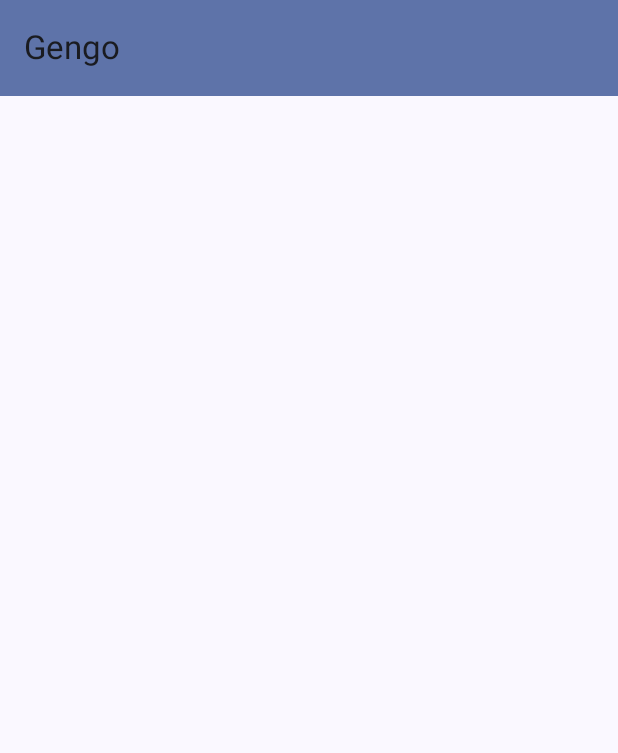
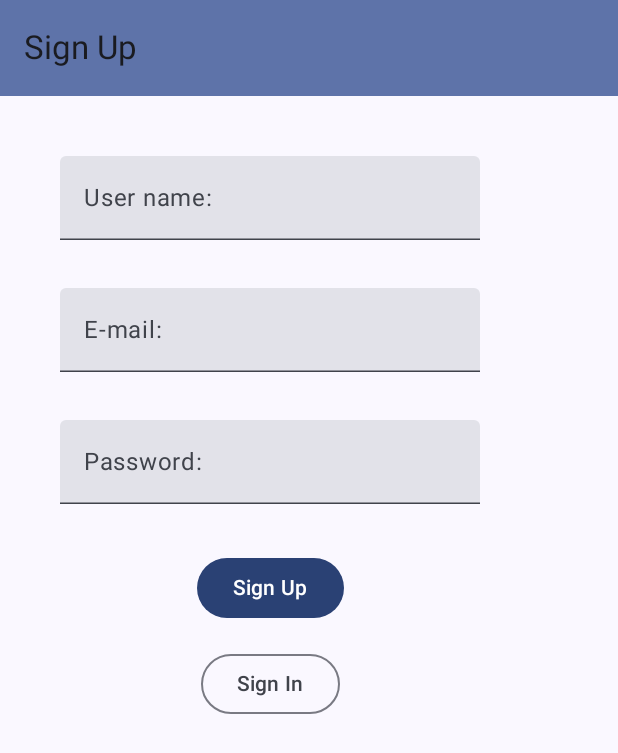
Before and after one commit to murban11/gengo, an Android app built with Jetpack Compose: the screen it shows after launch (MainActivity), on a phone screen of 412 x 824 dp. Shown: the top 753 px of the screen. Run offline under Robolectric (Android 15) with nearby library versions, the phone set to English and light mode, and no system bars.

Commit message:
Add sign in and sign up screens

```diff
--- a/app/src/main/java/com/example/gengo/GengoScreen.kt
+++ b/app/src/main/java/com/example/gengo/GengoScreen.kt
@@ -1,21 +1,37 @@
 package com.example.gengo
 
 import android.annotation.SuppressLint
+import androidx.annotation.StringRes
+import androidx.compose.foundation.layout.padding
 import androidx.compose.material3.MaterialTheme
 import androidx.compose.material3.Scaffold
 import androidx.compose.material3.Text
 import androidx.compose.material3.TopAppBar
 import androidx.compose.material3.TopAppBarDefaults
 import androidx.compose.runtime.Composable
+import androidx.compose.runtime.getValue
 import androidx.compose.ui.Modifier
 import androidx.compose.ui.res.stringResource
+import androidx.navigation.NavHostController
+import androidx.navigation.compose.NavHost
+import androidx.navigation.compose.composable
+import androidx.navigation.compose.currentBackStackEntryAsState
+import androidx.navigation.compose.rememberNavController
+import com.example.gengo.ui.SignInScreen
+import com.example.gengo.ui.SignUpScreen
+
+enum class GengoScreen(@StringRes val title: Int) {
+    SignUp(title = R.string.sign_up_label),
+    SignIn(title = R.string.sign_in_label),
+}
 
 @Composable
 fun GengoAppBar(
-    modifier: Modifier = Modifier
+    currentScreen: GengoScreen,
+    modifier: Modifier = Modifier,
 ) {
     TopAppBar(
-        title = { Text(stringResource(R.string.app_name)) },
+        title = { Text(stringResource(currentScreen.title)) },
         colors = TopAppBarDefaults.mediumTopAppBarColors(
             containerColor = MaterialTheme.colorScheme.primaryContainer,
         ),
@@ -25,12 +41,34 @@ fun GengoAppBar(
 
 @SuppressLint("UnusedMaterial3ScaffoldPaddingParameter")
 @Composable
-fun GengoApp() {
+fun GengoApp(
+    navController: NavHostController = rememberNavController(),
+) {
+    val backStackEntry by navController.currentBackStackEntryAsState()
+    val currentScreen = GengoScreen.valueOf(
+        backStackEntry?.destination?.route ?: GengoScreen.SignUp.name
+    )
+
     Scaffold(
         topBar = {
-            GengoAppBar()
+            GengoAppBar(currentScreen)
         }
-    ) {
-
+    ) { innerPadding ->
+        NavHost(
+            navController = navController,
+            startDestination = GengoScreen.SignUp.name,
+            modifier = Modifier.padding(innerPadding),
+        ) {
+            composable(route = GengoScreen.SignUp.name) {
+                SignUpScreen(
+                    onSignInButtonClicked = { navController.navigate(GengoScreen.SignIn.name) },
+                )
+            }
+            composable(route = GengoScreen.SignIn.name) {
+                SignInScreen(
+                    onSignUpButtonClicked = { navController.navigate(GengoScreen.SignUp.name) },
+                )
+            }
+        }
     }
 }
--- /dev/null
+++ b/app/src/main/java/com/example/gengo/ui/SignUpScreen.kt
@@ -0,0 +1,75 @@
+package com.example.gengo.ui
+
+import androidx.compose.foundation.layout.Arrangement
+import androidx.compose.foundation.layout.Column
+import androidx.compose.foundation.layout.padding
+import androidx.compose.foundation.layout.safeDrawingPadding
+import androidx.compose.foundation.layout.statusBarsPadding
+import androidx.compose.material3.Button
+import androidx.compose.material3.OutlinedButton
+import androidx.compose.material3.Text
+import androidx.compose.material3.TextField
+import androidx.compose.runtime.Composable
+import androidx.compose.ui.Alignment
+import androidx.compose.ui.Modifier
+import androidx.compose.ui.res.stringResource
+import androidx.compose.ui.tooling.preview.Preview
+import androidx.compose.ui.unit.dp
+import androidx.compose.ui.unit.sp
+import com.example.gengo.R
+
+@Composable
+fun SignUpScreen(
+    modifier: Modifier = Modifier,
+    onSignUpButtonClicked: () -> Unit = {},
+    onSignInButtonClicked: () -> Unit = {},
+) {
+    Column(
+        modifier = modifier
+            .statusBarsPadding()
+            .padding(horizontal = 40.dp)
+            .safeDrawingPadding(),
+        horizontalAlignment = Alignment.CenterHorizontally,
+        verticalArrangement = Arrangement.Center,
+    ) {
+        TextField(
+            value = "",
+            onValueChange = {},
+            label = { Text(stringResource(R.string.user_name_label)) },
+            modifier = Modifier
+                .padding(bottom = 32.dp, top = 40.dp),
+        )
+        TextField(
+            value = "",
+            onValueChange = {},
+            label = { Text(stringResource(R.string.email_label)) },
+            modifier = Modifier
+                .padding(bottom = 32.dp),
+        )
+        TextField(
+            value = "",
+            onValueChange = {},
+            label = { Text(stringResource(R.string.password_label)) },
+            modifier = Modifier
+                .padding(bottom = 32.dp),
+        )
+        Button(
+            onClick = onSignUpButtonClicked,
+            modifier = Modifier
+                .padding(bottom = 16.dp)
+        ) {
+            Text(stringResource(R.string.sign_up_label))
+        }
+        OutlinedButton(
+            onClick = onSignInButtonClicked
+        ) {
+            Text(stringResource(R.string.sign_in_label))
+        }
+    }
+}
+
+@Preview(showBackground = true)
+@Composable
+fun SignUpPreview() {
+    SignUpScreen()
+}
--- a/app/src/main/res/values/strings.xml
+++ b/app/src/main/res/values/strings.xml
@@ -1,3 +1,8 @@
 <resources>
     <string name="app_name">Gengo</string>
+    <string name="user_name_label">User name:</string>
+    <string name="email_label">E-mail:</string>
+    <string name="password_label">Password:</string>
+    <string name="sign_up_label">Sign Up</string>
+    <string name="sign_in_label">Sign In</string>
 </resources>
```
Also changed, not shown: app/build.gradle.kts (+4 -3 lines), app/src/main/java/com/example/gengo/ui/SignInScreen.kt (added, +68 -0 lines).
